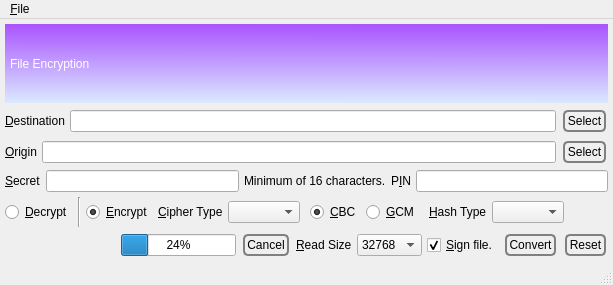
textbrowser/spot-on, file branches/trunk/GoldBug-UI/encryptfile.ui: the form before one commit.
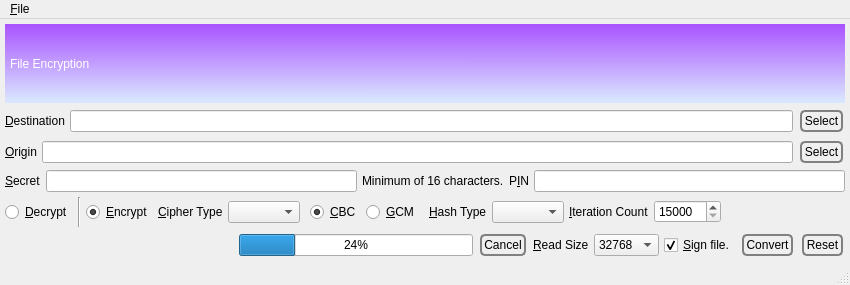
The form after the commit. Icons and pictures are not drawn.

Commit message: Iteration count.

Patch:
```diff
--- a/branches/trunk/GoldBug-UI/encryptfile.ui
+++ b/branches/trunk/GoldBug-UI/encryptfile.ui
@@ -6,7 +6,7 @@
    <rect>
     <x>0</x>
     <y>0</y>
-    <width>613</width>
+    <width>850</width>
     <height>285</height>
    </rect>
   </property>
@@ -290,6 +290,26 @@
         </property>
        </widget>
       </item>
+      <item>
+       <widget class="QLabel" name="label_9">
+        <property name="text">
+         <string>&amp;Iteration Count</string>
+        </property>
+        <property name="buddy">
+         <cstring>iteration_count</cstring>
+        </property>
+       </widget>
+      </item>
+      <item>
+       <widget class="QSpinBox" name="iteration_count">
+        <property name="minimum">
+         <number>15000</number>
+        </property>
+        <property name="maximum">
+         <number>999999999</number>
+        </property>
+       </widget>
+      </item>
       <item>
        <spacer name="horizontalSpacer_5">
         <property name="orientation">
@@ -477,8 +497,8 @@
     <rect>
      <x>0</x>
      <y>0</y>
-     <width>613</width>
-     <height>27</height>
+     <width>850</width>
+     <height>24</height>
     </rect>
    </property>
    <widget class="QMenu" name="menu_File">
```
Left out of the diff: 1 changed line with no effect on the pictures. The commit also changes 3 other files.
